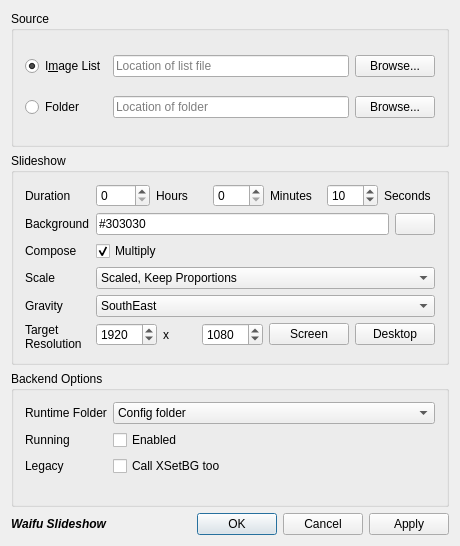
The window that mainwindow.ui (Spencerx/qt314wall) describes before a commit, drawn with Qt 5.
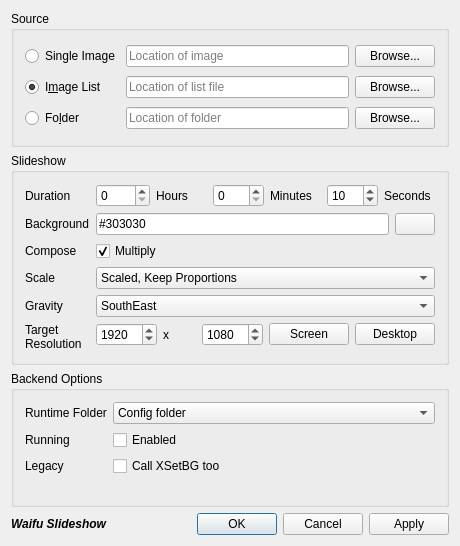
The same window after the commit. Icons and pictures are not drawn.

Commit message: *: implement showing a single image

```diff
--- a/mainwindow.ui
+++ b/mainwindow.ui
@@ -30,17 +30,7 @@
       <string>Source</string>
      </property>
      <layout class="QGridLayout" name="gridLayout">
-      <item row="0" column="0">
-       <widget class="QRadioButton" name="sourceImageList">
-        <property name="text">
-         <string>I&amp;mage List</string>
-        </property>
-        <property name="checked">
-         <bool>true</bool>
-        </property>
-       </widget>
-      </item>
-      <item row="0" column="1">
+      <item row="1" column="1">
        <layout class="QHBoxLayout" name="horizontalLayout_7">
         <item>
          <widget class="QLineEdit" name="listfile">
@@ -58,14 +48,14 @@
         </item>
        </layout>
       </item>
-      <item row="1" column="0">
+      <item row="2" column="0">
        <widget class="QRadioButton" name="sourceFolder">
         <property name="text">
-         <string>Folder</string>
+         <string>Fo&amp;lder</string>
         </property>
        </widget>
       </item>
-      <item row="1" column="1">
+      <item row="2" column="1">
        <layout class="QHBoxLayout" name="horizontalLayout_8">
         <item>
          <widget class="QLineEdit" name="fileFolder">
@@ -83,6 +73,41 @@
         </item>
        </layout>
       </item>
+      <item row="1" column="0">
+       <widget class="QRadioButton" name="sourceImageList">
+        <property name="text">
+         <string>I&amp;mage List</string>
+        </property>
+        <property name="checked">
+         <bool>true</bool>
+        </property>
+       </widget>
+      </item>
+      <item row="0" column="0">
+       <widget class="QRadioButton" name="sourceImage">
+        <property name="text">
+         <string>Single Image</string>
+        </property>
+       </widget>
+      </item>
+      <item row="0" column="1">
+       <layout class="QHBoxLayout" name="horizontalLayout_2">
+        <item>
+         <widget class="QLineEdit" name="image">
+          <property name="placeholderText">
+           <string>Location of image</string>
+          </property>
+         </widget>
+        </item>
+        <item>
+         <widget class="QPushButton" name="imageBrowse">
+          <property name="text">
+           <string>Browse...</string>
+          </property>
+         </widget>
+        </item>
+       </layout>
+      </item>
      </layout>
     </widget>
    </item>
```
Left out of the diff: 26 changed lines with no effect on the pictures. The commit also changes 3 other files.
